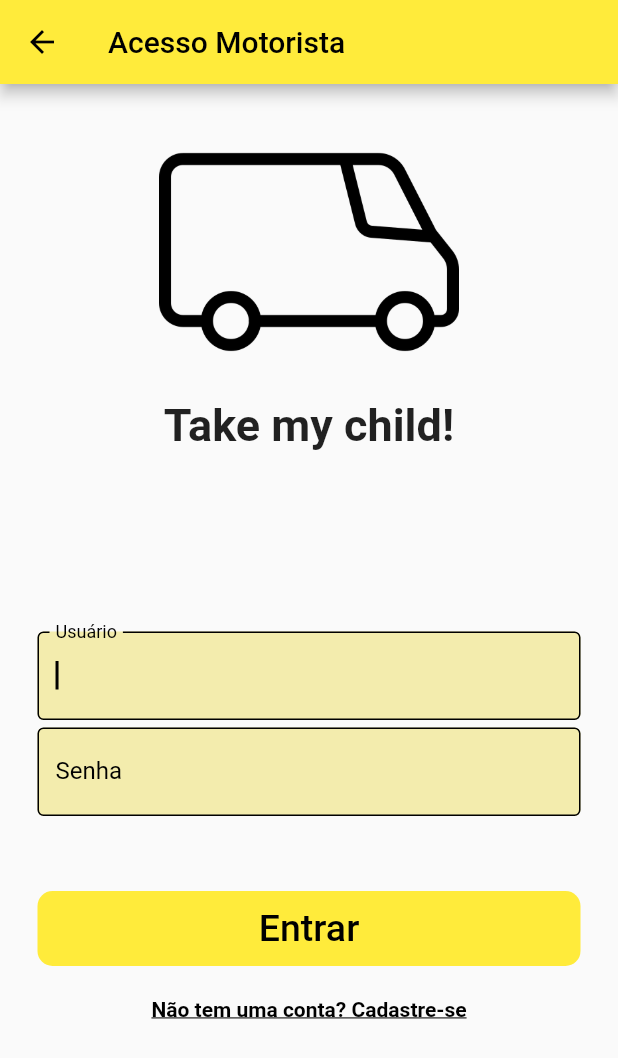
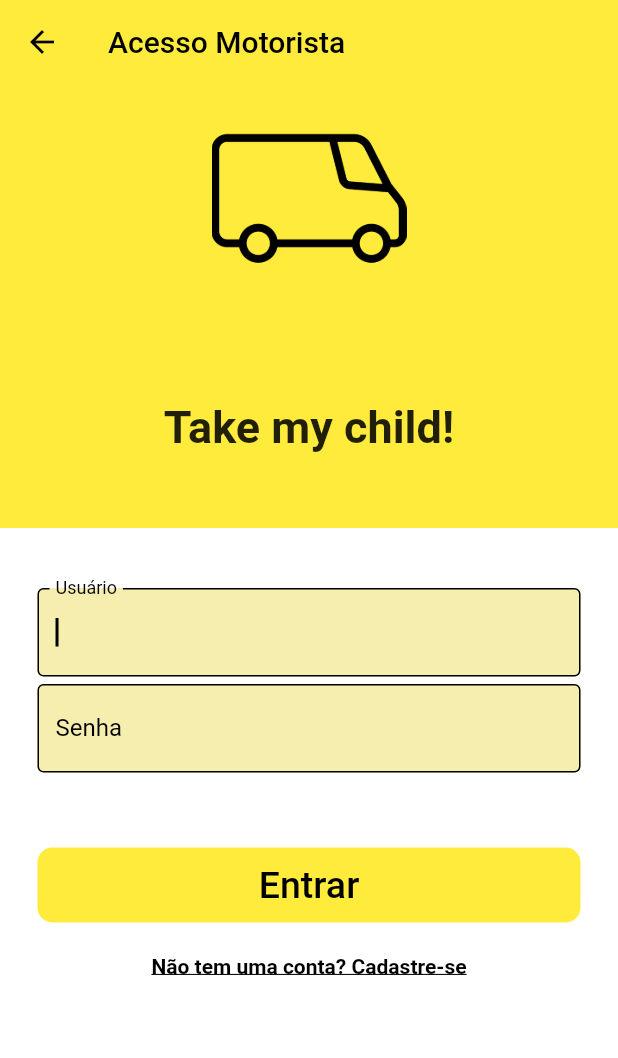
Before and after one commit to WillianLiduenha/take-my-child, a Flutter app: the acesso_motorista screen opened by its route, on a phone screen of 412 x 824 dp. Shown: the top 1058 px of the screen. Run offline on Flutter 3.47's test engine with Material 2 defaults, Android fonts, the phone set to English and light mode, and no system bars; our stand-ins replace flutter_speed_dial.

Commit message:
alterações acesso motorista

```diff
--- a/lib/views/acesso_motorista.dart
+++ b/lib/views/acesso_motorista.dart
@@ -19,6 +19,7 @@ class _Acesso_motorista extends State<acesso_motorista> {
     return Scaffold(
       //início da tela
       appBar: AppBar(
+        elevation: 0,
         leading: IconButton(
           icon: Icon(
             Icons.arrow_back,
@@ -36,17 +37,21 @@ class _Acesso_motorista extends State<acesso_motorista> {
         centerTitle: false,
       ),
       body: Container(
+        width: double.infinity,
+        height: double.infinity,
+        color: Colors.yellow,
         padding: EdgeInsets.only(top: 10),
-        width: double.infinity,
         child: Column(
           children: [
             Flexible(
               flex: 1,
-              child: Container(
-                height: 200,
+              child: Column(
+                mainAxisAlignment: MainAxisAlignment.spaceBetween,
+                children: [
+                  Container(
+                    height: 130,
                     child: Image.asset(
                       "assets/images/van.png",
-                ),
                     ),
                   ),
                   Text(
@@ -56,15 +61,21 @@ class _Acesso_motorista extends State<acesso_motorista> {
                       fontSize: 30,
                     ),
                   ),
+                ],
+              ),
+            ),
             SizedBox(
-              height: 120,
+              height: 50,
             ),
             Flexible(
               flex: 2,
               child: Form(
                 key: _formKey,
                 child: Container(
-                  padding: EdgeInsets.symmetric(horizontal: 25),
+                  width: double.infinity,
+                  height: double.infinity,
+                  color: Colors.white,
+                  padding: EdgeInsets.symmetric(horizontal: 25, vertical: 40),
                   child: Column(
                     children: [
                       TextFormField(
--- a/lib/views/app.dart
+++ b/lib/views/app.dart
@@ -24,7 +24,7 @@ class App extends StatelessWidget {
         '/cadastroaluno': (context) => cadastro_aluno(),
         '/paginainicial': (context) => pagina_inicial(),
       },
-      initialRoute: '/cadastrovan',
+      initialRoute: '/',
     );
     // o home vai indicar qual é a tela inicial da aplicação
   }
```
Lines whose indentation alone changed are shown as unchanged.
